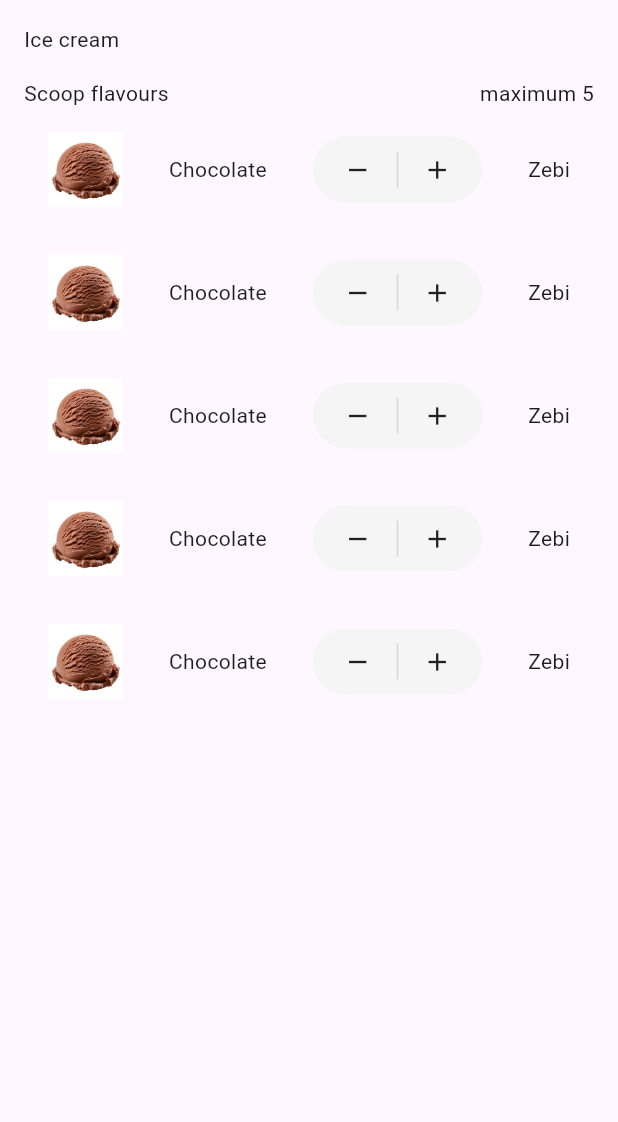
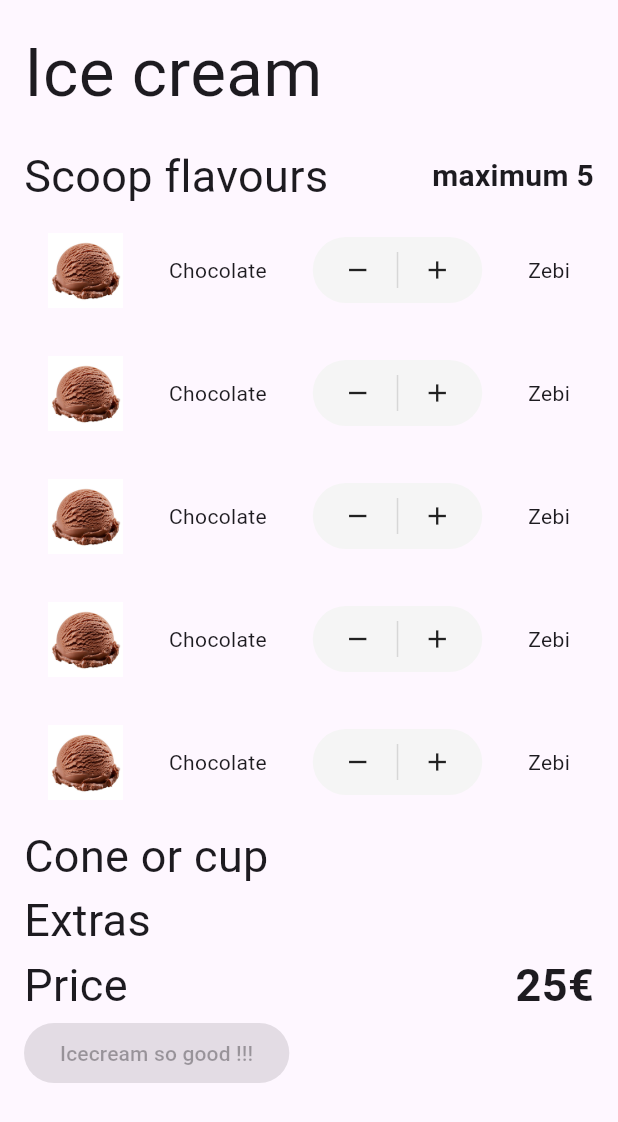
Before and after one commit to lukameunier/ice-cream, a Flutter app: the screen it shows after launch, on a phone screen of 412 x 824 dp. Shown: the top 1122 px of the screen. Run offline on Flutter 3.47's test engine with Material 3 defaults, Android fonts, the phone set to English and light mode, and no system bars; our stand-ins replace get_it.

Commit message:
change(ui): change the home widget ui for a better representation of the subject

```diff
--- a/lib/views/home_widget.dart
+++ b/lib/views/home_widget.dart
@@ -12,14 +12,30 @@ class HomeWidget extends StatelessWidget {
         child: Column(
           crossAxisAlignment: CrossAxisAlignment.start,
           children: [
-            Text("Ice cream"),
+            Text(
+              "Ice cream",
+              style: TextStyle(fontSize: 45),
+            ),
             const SizedBox(height: 16),
 
             Row(
               mainAxisAlignment: MainAxisAlignment.spaceBetween,
               children: const [
-                Text("Scoop flavours"),
-                Text("maximum 5"),
+                Text(
+                  "Scoop flavours",
+                  style: TextStyle(fontSize: 30),
+                  textAlign: TextAlign.start,
+                ),
+                Text(
+                  "maximum 5",
+                  style:
+                    TextStyle(
+                      fontSize: 20,
+                      fontWeight: FontWeight.bold
+                    ),
+                  textAlign: TextAlign.end,
+
+                ),
               ],
             ),
 
@@ -33,6 +49,50 @@ class HomeWidget extends StatelessWidget {
                 FlavoursWidget(),
               ],
             ),
+
+            Text(
+              "Cone or cup",
+              style: TextStyle(fontSize: 30),
+              textAlign: TextAlign.start,
+            ),
+            Column(
+              children: [
+
+              ],
+            ),
+
+            Text(
+              "Extras",
+              style: TextStyle(fontSize: 30),
+              textAlign: TextAlign.start,
+            ),
+            Column(
+              children: [
+
+              ],
+            ),
+
+            Row(
+              children: [
+                Text(
+                  "Price",
+                  style: TextStyle(fontSize: 30),
+                  textAlign: TextAlign.start,
+                ),
+                Expanded(child: const SizedBox()),
+                Text(
+                  "25€",
+                  style:
+                    TextStyle(
+                        fontSize: 30,
+                      fontWeight: FontWeight.bold
+                    ),
+                  textAlign: TextAlign.start,
+                ),
+              ],
+            ),
+
+            ElevatedButton(onPressed: null, child: Text("Icecream so good !!!"))
           ],
         ),
       ),
```
